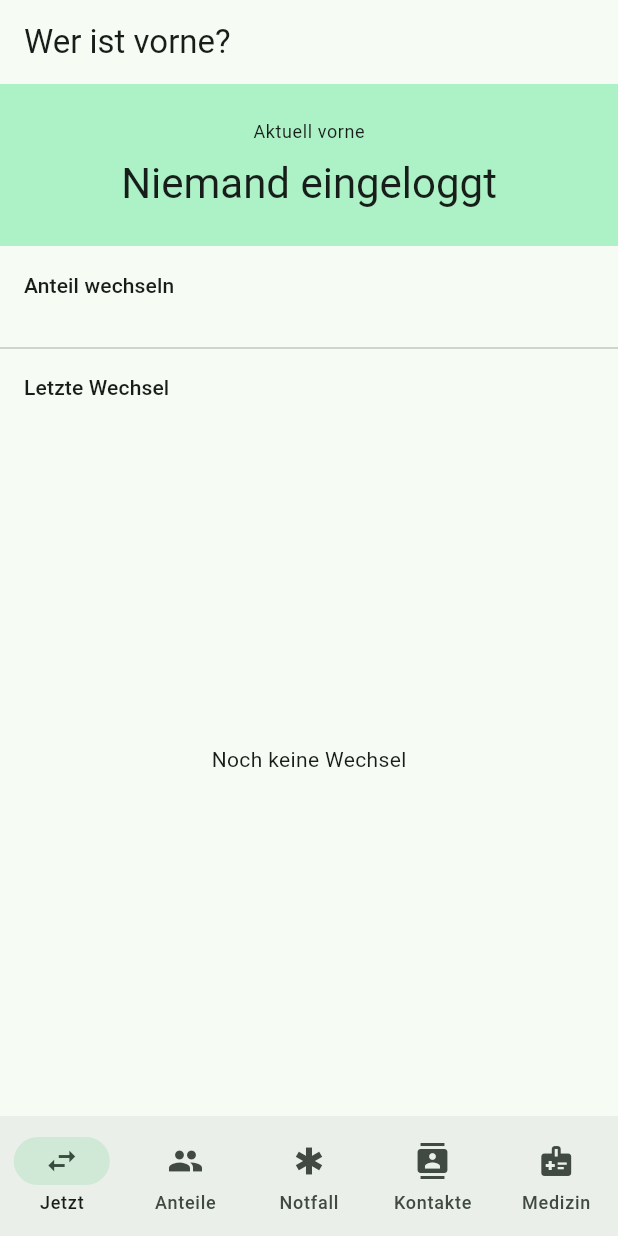
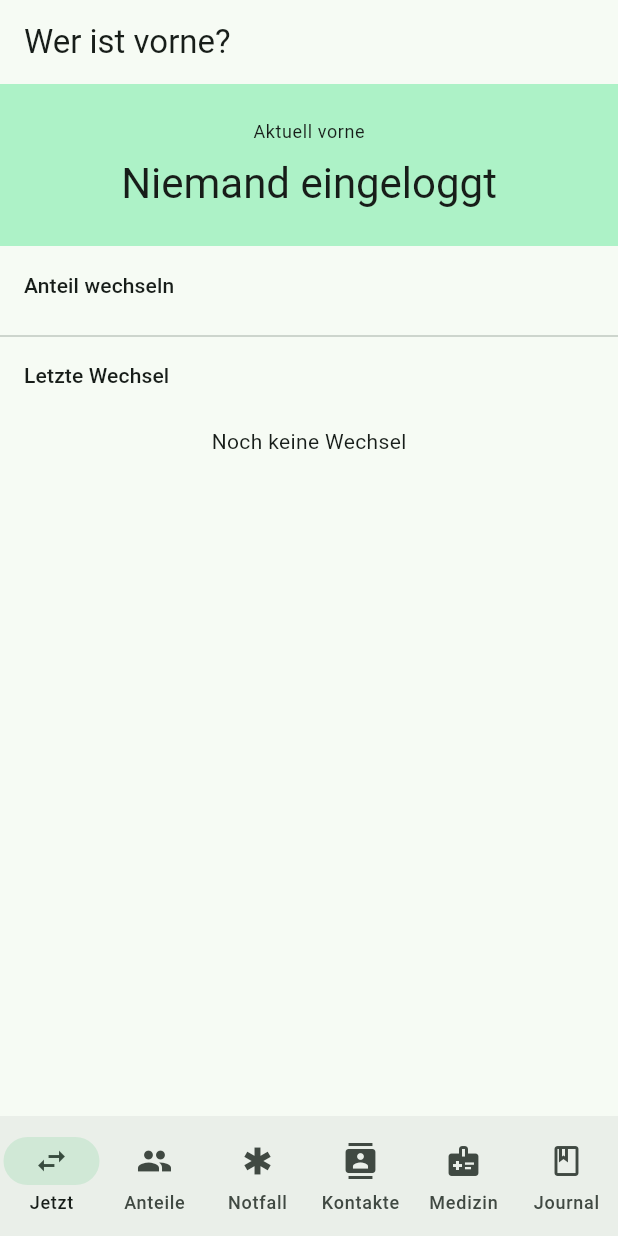
Before and after one commit to HanzoTheGreat/refugium, a Flutter app: the screen it shows after launch, on a phone screen of 412 x 824 dp. Run offline on Flutter 3.47's test engine with Material 3 defaults, Android fonts, the phone set to English and light mode, and no system bars; our stand-ins replace drift, drift_flutter, flutter_riverpod, pdf, printing; missing offline and left inert: slang; accounts and stored records are empty; generated files the repository leaves out were written again.

Commit message:
feat: journal + layout fix switch tracker
- JournalEntries table with migration
- JournalScreen: Einträge schreiben, bearbeiten, löschen
- Anteil und Stimmung pro Eintrag wählbar
- Privat-Flag pro Eintrag
- SwitchTrackerScreen: Column+Expanded durch CustomScrollView ersetzt
- Landscape-Overflow behoben

```diff
--- a/app/lib/core/database/database.dart
+++ b/app/lib/core/database/database.dart
@@ -13,13 +13,14 @@ part 'database.g.dart';
     TriggerEntries,
     EmergencyContacts,
     MedicalRecords,
+    JournalEntries,
   ],
 )
 class AppDatabase extends _$AppDatabase {
   AppDatabase() : super(_openDatabase());
 
   @override
-  int get schemaVersion => 6;
+  int get schemaVersion => 7;
 
   @override
   MigrationStrategy get migration => MigrationStrategy(
@@ -29,6 +30,7 @@ class AppDatabase extends _$AppDatabase {
       if (from < 4) await m.createTable(triggerEntries);
       if (from < 5) await m.createTable(emergencyContacts);
       if (from < 6) await m.createTable(medicalRecords);
+      if (from < 7) await m.createTable(journalEntries);
     },
   );
 
--- a/app/lib/features/switch_tracker/screens/switch_tracker_screen.dart
+++ b/app/lib/features/switch_tracker/screens/switch_tracker_screen.dart
@@ -16,15 +16,28 @@ class SwitchTrackerScreen extends ConsumerWidget {
 
     return Scaffold(
       appBar: AppBar(title: const Text('Wer ist vorne?')),
-      body: Column(
-        children: [
+      body: CustomScrollView(
+        slivers: [
           // Aktueller Anteil
-          currentAsync.when(
-            loading: () => const CircularProgressIndicator(),
-            error: (e, _) => Text('Fehler: $e'),
+          SliverToBoxAdapter(
+            child: currentAsync.when(
+              loading: () => const Padding(
+                padding: EdgeInsets.all(24),
+                child: Center(child: CircularProgressIndicator()),
+              ),
+              error: (e, _) => Padding(
+                padding: const EdgeInsets.all(16),
+                child: Text('Fehler: $e'),
+              ),
               data: (current) => partsAsync.when(
-              loading: () => const CircularProgressIndicator(),
-              error: (e, _) => Text('Fehler: $e'),
+                loading: () => const Padding(
+                  padding: EdgeInsets.all(24),
+                  child: Center(child: CircularProgressIndicator()),
+                ),
+                error: (e, _) => Padding(
+                  padding: const EdgeInsets.all(16),
+                  child: Text('Fehler: $e'),
+                ),
                 data: (parts) {
                   final currentPart = current == null
                       ? null
@@ -60,21 +73,22 @@ class SwitchTrackerScreen extends ConsumerWidget {
                 },
               ),
             ),
+          ),
 
           // Anteil wechseln
-          Padding(
-            padding: const EdgeInsets.all(16),
-            child: Align(
-              alignment: Alignment.centerLeft,
+          SliverToBoxAdapter(
+            child: Padding(
+              padding: const EdgeInsets.fromLTRB(16, 16, 16, 8),
               child: Text(
                 'Anteil wechseln',
                 style: Theme.of(context).textTheme.titleSmall,
               ),
             ),
           ),
-          partsAsync.when(
-            loading: () => const CircularProgressIndicator(),
-            error: (e, _) => Text('Fehler: $e'),
+          SliverToBoxAdapter(
+            child: partsAsync.when(
+              loading: () => const SizedBox.shrink(),
+              error: (e, _) => const SizedBox.shrink(),
               data: (parts) {
                 final activeParts = parts
                     .where((p) => p.status == 'Active')
@@ -96,35 +110,45 @@ class SwitchTrackerScreen extends ConsumerWidget {
                 );
               },
             ),
+          ),
 
-          const Divider(height: 32),
+          // Divider
+          const SliverToBoxAdapter(child: Divider(height: 32)),
 
-          // History
-          Padding(
+          // History Header
+          SliverToBoxAdapter(
+            child: Padding(
               padding: const EdgeInsets.symmetric(horizontal: 16),
-            child: Align(
-              alignment: Alignment.centerLeft,
               child: Text(
                 'Letzte Wechsel',
                 style: Theme.of(context).textTheme.titleSmall,
               ),
             ),
           ),
-          Expanded(
-            child: historyAsync.when(
-              loading: () => const Center(child: CircularProgressIndicator()),
-              error: (e, _) => Center(child: Text('Fehler: $e')),
+          const SliverToBoxAdapter(child: SizedBox(height: 8)),
+
+          // History Liste
+          historyAsync.when(
+            loading: () => const SliverToBoxAdapter(
+              child: Center(child: CircularProgressIndicator()),
+            ),
+            error: (e, _) =>
+                SliverToBoxAdapter(child: Center(child: Text('Fehler: $e'))),
             data: (history) => partsAsync.when(
-                loading: () => const Center(child: CircularProgressIndicator()),
-                error: (e, _) => Center(child: Text('Fehler: $e')),
+              loading: () => const SliverToBoxAdapter(child: SizedBox.shrink()),
+              error: (e, _) =>
+                  const SliverToBoxAdapter(child: SizedBox.shrink()),
               data: (parts) {
                 if (history.isEmpty) {
-                    return const Center(child: Text('Noch keine Wechsel'));
+                  return const SliverToBoxAdapter(
+                    child: Padding(
+                      padding: EdgeInsets.all(16),
+                      child: Center(child: Text('Noch keine Wechsel')),
+                    ),
+                  );
                 }
-                  return ListView.builder(
-                    padding: const EdgeInsets.all(16),
-                    itemCount: history.length,
-                    itemBuilder: (context, index) {
+                return SliverList(
+                  delegate: SliverChildBuilderDelegate((context, index) {
                     final event = history[index];
                     final part = parts
                         .where((p) => p.id == event.partId)
@@ -134,12 +158,14 @@ class SwitchTrackerScreen extends ConsumerWidget {
                       subtitle: Text(_formatTime(event.timestamp)),
                       leading: const Icon(Icons.swap_horiz),
                     );
-                    },
+                  }, childCount: history.length),
                 );
               },
             ),
           ),
-          ),
+
+          // Bottom padding
+          const SliverToBoxAdapter(child: SizedBox(height: 24)),
         ],
       ),
     );
@@ -219,18 +245,15 @@ class _ConsentChip extends StatelessWidget {
       _ => (Colors.grey.shade200, Icons.question_mark),
     };
 
+    final iconColor = switch (value) {
+      'Yes' => Colors.green.shade700,
+      'AskFirst' => Colors.orange.shade700,
+      'No' => Colors.red.shade700,
+      _ => Colors.grey,
+    };
+
     return Chip(
-      avatar: Icon(
-        icon,
-        size: 16,
-        color: color == Colors.green.shade100
-            ? Colors.green.shade700
-            : color == Colors.orange.shade100
-            ? Colors.orange.shade700
-            : color == Colors.red.shade100
-            ? Colors.red.shade700
-            : Colors.grey,
-      ),
+      avatar: Icon(icon, size: 16, color: iconColor),
       label: Text(label, style: const TextStyle(fontSize: 12)),
       backgroundColor: color,
       padding: EdgeInsets.zero,
--- a/app/lib/main.dart
+++ b/app/lib/main.dart
@@ -6,6 +6,7 @@ import 'features/switch_tracker/screens/switch_tracker_screen.dart';
 import 'features/emergency_card/screens/emergency_card_screen.dart';
 import 'features/emergency_card/screens/emergency_contacts_screen.dart';
 import 'features/emergency_card/screens/medical_record_screen.dart';
+import 'features/journal/screens/journal_screen.dart';
 
 final databaseProvider = Provider<AppDatabase>((ref) {
   final db = AppDatabase();
@@ -54,6 +55,7 @@ class _MainShellState extends State<MainShell> {
     EmergencyCardScreen(),
     EmergencyContactsScreen(),
     MedicalRecordScreen(),
+    JournalScreen(),
   ];
 
   @override
@@ -72,6 +74,10 @@ class _MainShellState extends State<MainShell> {
             icon: Icon(Icons.medical_information),
             label: 'Medizin',
           ),
+          NavigationDestination(
+            icon: Icon(Icons.book_outlined),
+            label: 'Journal',
+          ),
         ],
       ),
     );
```
Also changed, not shown: app/lib/core/database/tables.dart (+19 -0 lines), app/lib/features/journal/journal_provider.dart (added, +63 -0 lines), app/lib/features/journal/screens/journal_screen.dart (added, +306 -0 lines), app/lib/core/database/database.g.dart. Lines whose indentation alone changed are shown as unchanged.
